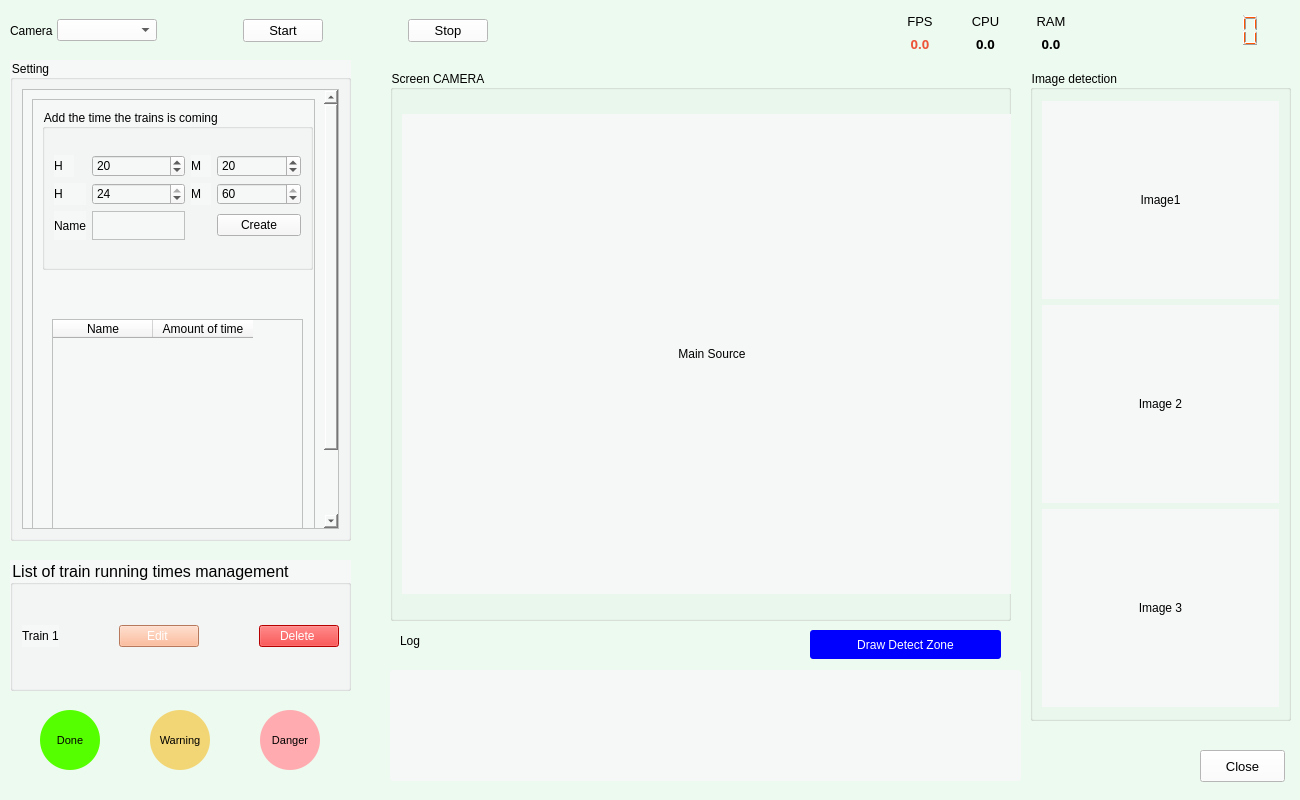
lvnh2003/Detect-People-Distress, file Opencv_PiDash.ui: the form before one commit.
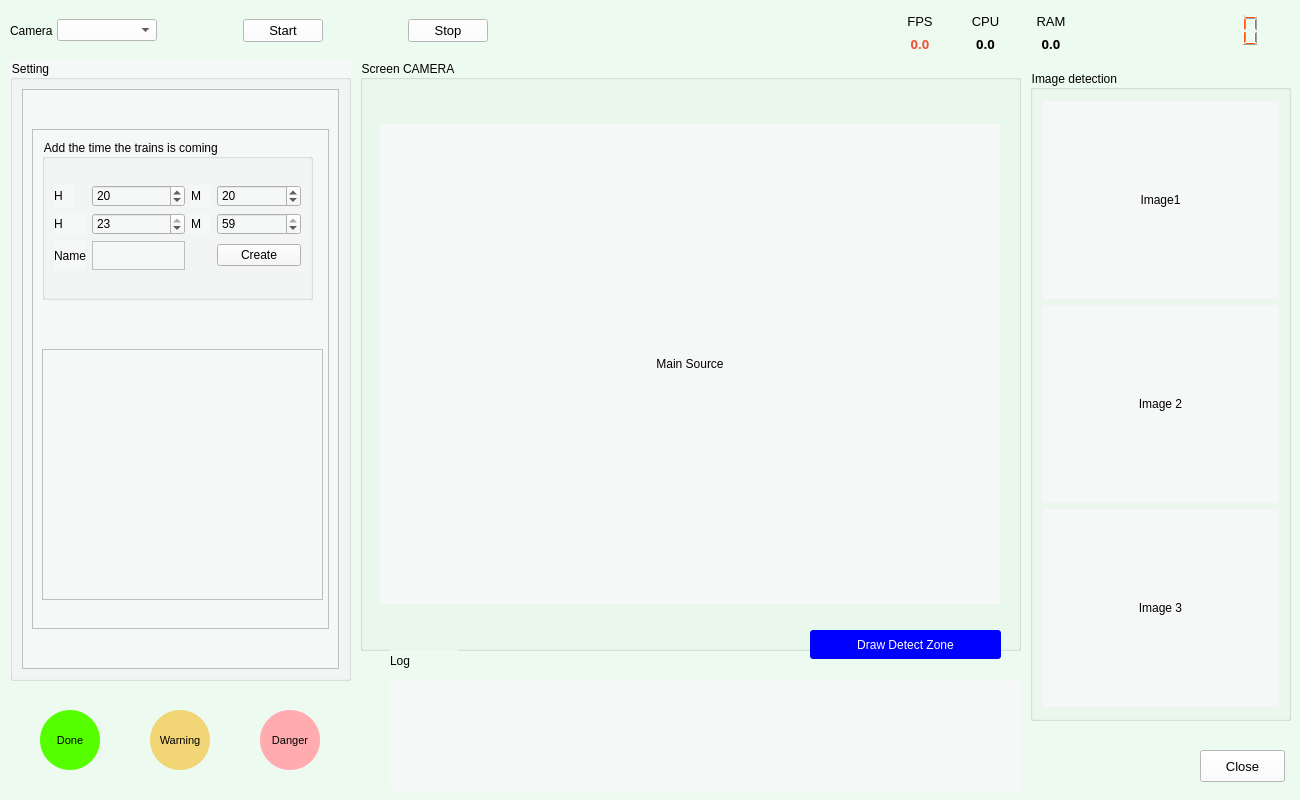
The form after the commit. Icons and pictures are not drawn.

Commit message: ( add ) CRUD train

```diff
--- a/Opencv_PiDash.ui
+++ b/Opencv_PiDash.ui
@@ -61,10 +61,10 @@
    <widget class="QGroupBox" name="groupBox">
     <property name="geometry">
      <rect>
-      <x>390</x>
-      <y>70</y>
-      <width>621</width>
-      <height>551</height>
+      <x>360</x>
+      <y>60</y>
+      <width>661</width>
+      <height>591</height>
      </rect>
     </property>
     <property name="title">
@@ -207,95 +207,13 @@
      </item>
     </layout>
    </widget>
-   <widget class="QGroupBox" name="groupBox_4">
-    <property name="geometry">
-     <rect>
-      <x>10</x>
-      <y>560</y>
-      <width>341</width>
-      <height>131</height>
-     </rect>
-    </property>
-    <property name="font">
-     <font>
-      <pointsize>12</pointsize>
-     </font>
-    </property>
-    <property name="styleSheet">
-     <string notr="true">background-color: rgb(246, 247, 247);</string>
-    </property>
-    <property name="title">
-     <string>List of train running times management</string>
-    </property>
-    <layout class="QGridLayout" name="gridLayout_4">
-     <item row="0" column="0">
-      <layout class="QGridLayout" name="gridLayout_5">
-       <item row="0" column="3">
-        <spacer name="horizontalSpacer">
-         <property name="orientation">
-          <enum>Qt::Horizontal</enum>
-         </property>
-         <property name="sizeHint" stdset="0">
-          <size>
-           <width>40</width>
-           <height>20</height>
-          </size>
-         </property>
-        </spacer>
-       </item>
-       <item row="0" column="1">
-        <spacer name="horizontalSpacer_3">
-         <property name="orientation">
-          <enum>Qt::Horizontal</enum>
-         </property>
-         <property name="sizeHint" stdset="0">
-          <size>
-           <width>40</width>
-           <height>20</height>
-          </size>
-         </property>
-        </spacer>
-       </item>
-       <item row="0" column="4">
-        <widget class="QPushButton" name="btn_setObject1_2">
-         <property name="styleSheet">
-          <string notr="true">background-color: red;
-color: white</string>
-         </property>
-         <property name="text">
-          <string>Delete </string>
-         </property>
-        </widget>
-       </item>
-       <item row="0" column="2">
-        <widget class="QPushButton" name="btn_setObject1">
-         <property name="styleSheet">
-          <string notr="true">background-color: rgb(255, 170, 127);
-color: rgb(255, 255, 255)</string>
-         </property>
-         <property name="text">
-          <string>Edit </string>
-         </property>
-        </widget>
-       </item>
-       <item row="0" column="0">
-        <widget class="QLabel" name="label_30">
-         <property name="text">
-          <string>Train 1</string>
-         </property>
-        </widget>
-       </item>
-      </layout>
-     </item>
-    </layout>
-   </widget>
    <widget class="QGroupBox" name="groupBox_3">
     <property name="geometry">
      <rect>
       <x>10</x>
       <y>60</y>
       <width>341</width>
-      <height>481</height>
+      <height>621</height>
      </rect>
     </property>
     <property name="styleSheet">
@@ -315,8 +233,8 @@
          <rect>
           <x>0</x>
           <y>0</y>
-          <width>294</width>
-          <height>522</height>
+          <width>315</width>
+          <height>580</height>
          </rect>
         </property>
         <layout class="QGridLayout" name="gridLayout_7">
@@ -388,13 +306,13 @@
                <item row="3" column="1">
                 <widget class="QSpinBox" name="ROI_W">
                  <property name="maximum">
-                  <number>24</number>
+                  <number>23</number>
                  </property>
                  <property name="singleStep">
                   <number>1</number>
                  </property>
                  <property name="value">
-                  <number>24</number>
+                  <number>23</number>
                  </property>
                 </widget>
                </item>
@@ -417,7 +335,10 @@
                   <number>0</number>
                  </property>
                  <property name="maximum">
-                  <number>24</number>
+                  <number>23</number>
+                 </property>
+                 <property name="singleStep">
+                  <number>0</number>
                  </property>
                  <property name="value">
                   <number>20</number>
@@ -437,7 +358,7 @@
                   <number>0</number>
                  </property>
                  <property name="maximum">
-                  <number>60</number>
+                  <number>59</number>
                  </property>
                  <property name="value">
                   <number>20</number>
@@ -454,10 +375,10 @@
                <item row="3" column="3">
                 <widget class="QSpinBox" name="ROI_H">
                  <property name="maximum">
-                  <number>60</number>
+                  <number>59</number>
                  </property>
                  <property name="value">
-                  <number>60</number>
+                  <number>59</number>
                  </property>
                 </widget>
                </item>
@@ -511,26 +432,15 @@
            <widget class="QWidget" name="gridLayoutWidget">
             <property name="geometry">
              <rect>
-              <x>20</x>
+              <x>10</x>
               <y>220</y>
-              <width>251</width>
+              <width>281</width>
               <height>251</height>
              </rect>
             </property>
             <layout class="QGridLayout" name="gridLayout_15">
-             <item row="0" column="1">
-              <widget class="QTableWidget" name="tableWidget">
-               <column>
-                <property name="text">
-                 <string>Name</string>
-                </property>
-               </column>
-               <column>
-                <property name="text">
-                 <string>Amount of time</string>
-                </property>
-               </column>
-              </widget>
+             <item row="0" column="0" colspan="2">
+              <widget class="QTableWidget" name="table"/>
              </item>
             </layout>
            </widget>
@@ -797,7 +707,7 @@
     <property name="geometry">
      <rect>
       <x>390</x>
-      <y>670</y>
+      <y>680</y>
       <width>631</width>
       <height>111</height>
      </rect>
@@ -961,8 +871,8 @@
    <widget class="QLabel" name="label_18">
     <property name="geometry">
      <rect>
-      <x>400</x>
-      <y>630</y>
+      <x>390</x>
+      <y>650</y>
       <width>68</width>
       <height>22</height>
      </rect>
```
Left out of the diff: 12 changed lines with no effect on the pictures. The commit also changes 10 other files.
